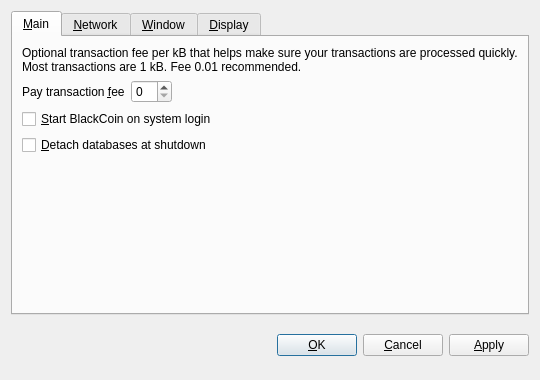
Qt form src/qt/forms/optionsdialog.ui (r1979/cacaocoin) before a commit.
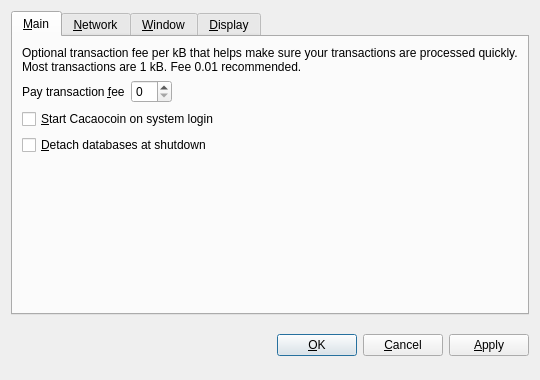
The same form after that commit. Custom widgets are drawn as their Qt base class.

What changed in the file:
```diff
--- a/src/qt/forms/optionsdialog.ui
+++ b/src/qt/forms/optionsdialog.ui
@@ -82,7 +82,7 @@
           <string>Automatically start BlackCoin after logging in to the system.</string>
          </property>
          <property name="text">
-          <string>&amp;Start BlackCoin on system login</string>
+          <string>&amp;Start Cacaocoin on system login</string>
          </property>
         </widget>
        </item>
```
Left out of the diff: 10 changed lines with no effect on the pictures.
